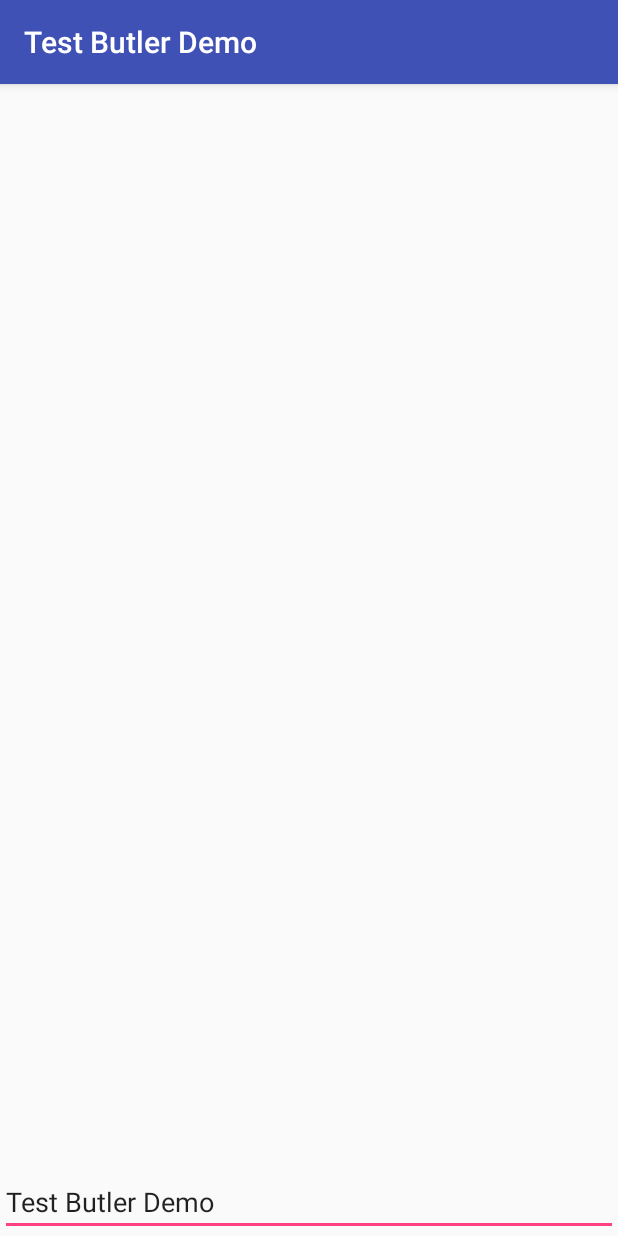
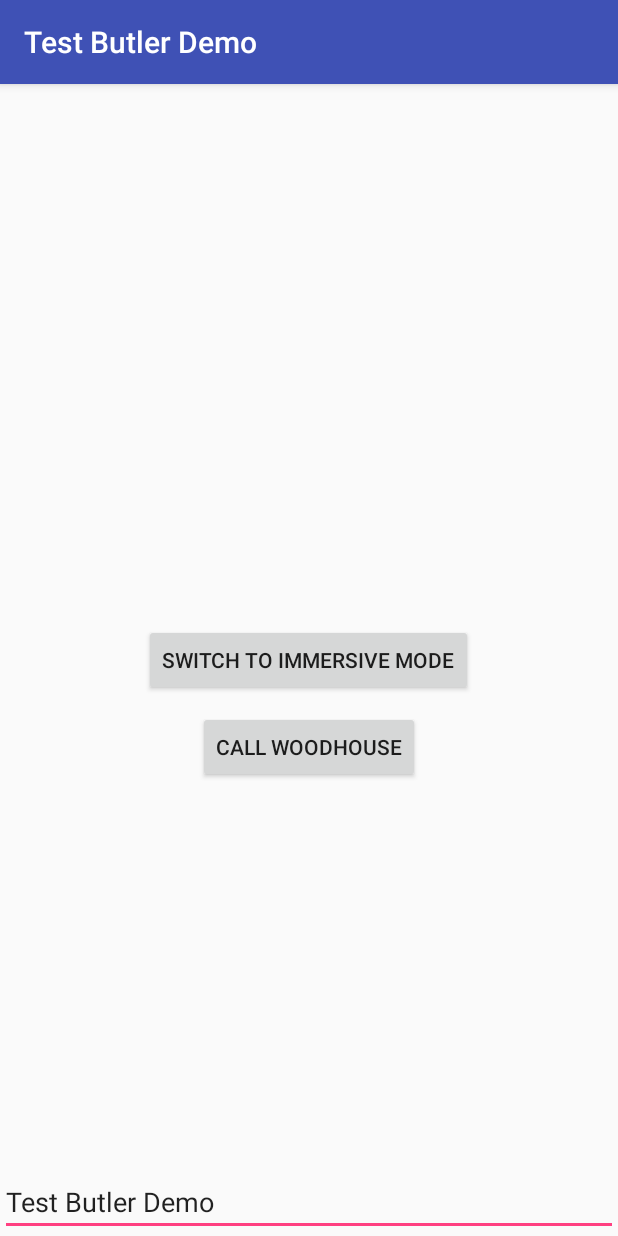
Before and after one commit to linkedin/test-butler, an Android app: the screen it shows after launch (MainActivity), on a phone screen of 412 x 824 dp. Run offline under Robolectric (Android 15) with nearby library versions, the phone set to English and light mode, and no system bars.

Commit message:
Implemented new API to control immersive mode confirmation (#59)
* Implemented new API to control immersive mode confirmation, which is displayed first time an activity switches to immersive mode.

* Restoring immersive mode confirmation setting non-destructively. Also, few minor cleanups.

* Updated CHANGELOG.md

```diff
--- a/test-butler-demo/src/main/java/com/linkedin/android/testbutler/demo/MainActivity.java
+++ b/test-butler-demo/src/main/java/com/linkedin/android/testbutler/demo/MainActivity.java
@@ -15,8 +15,11 @@
  */
 package com.linkedin.android.testbutler.demo;
 
+import android.os.Build;
 import android.os.Bundle;
 import android.support.v7.app.AppCompatActivity;
+import android.view.View;
+import android.widget.Button;
 
 public class MainActivity extends AppCompatActivity {
 
@@ -24,5 +27,36 @@ public class MainActivity extends AppCompatActivity {
     protected void onCreate(Bundle savedInstanceState) {
         super.onCreate(savedInstanceState);
         setContentView(R.layout.activity_main);
+
+        initUi();
     }
+
+    private void initUi() {
+        Button buttonStartImmersive = (Button) findViewById(R.id.button_switch_to_immersive_mode);
+        buttonStartImmersive.setOnClickListener(new View.OnClickListener() {
+            @Override
+            public void onClick(View v) {
+                int uiOptions = getWindow().getDecorView().getSystemUiVisibility();
+                uiOptions |= View.SYSTEM_UI_FLAG_LOW_PROFILE;
+                uiOptions |= View.SYSTEM_UI_FLAG_HIDE_NAVIGATION;
+
+                if (Build.VERSION.SDK_INT >= Build.VERSION_CODES.KITKAT) {
+                    uiOptions |= View.SYSTEM_UI_FLAG_FULLSCREEN;
+                    uiOptions |= View.SYSTEM_UI_FLAG_IMMERSIVE;
+                }
+
+                getWindow().getDecorView().setSystemUiVisibility(uiOptions);
+            }
+        });
+
+        Button buttonCallButler = (Button) findViewById(R.id.button_call_butler);
+        buttonCallButler.setOnClickListener(new View.OnClickListener() {
+            @Override
+            public void onClick(View v) {
+                View butlerResponseView = findViewById(R.id.text_butler_response);
+                butlerResponseView.setVisibility(View.VISIBLE);
+            }
+        });
+    }
+
 }
--- a/test-butler-demo/src/main/res/layout/activity_main.xml
+++ b/test-butler-demo/src/main/res/layout/activity_main.xml
@@ -22,6 +22,31 @@
     android:layout_height="match_parent"
     tools:context="com.linkedin.android.testbutler.demo.MainActivity">
 
+    <Button
+        android:layout_width="wrap_content"
+        android:layout_height="wrap_content"
+        android:text="@string/button_switch_to_immersive_mode"
+        android:layout_centerInParent="true"
+        android:id="@+id/button_switch_to_immersive_mode"/>
+
+    <Button
+        android:layout_width="wrap_content"
+        android:layout_height="wrap_content"
+        android:text="@string/button_call_woodhouse"
+        android:layout_below="@id/button_switch_to_immersive_mode"
+        android:layout_centerHorizontal="true"
+        android:layout_margin="10dp"
+        android:id="@+id/button_call_butler"/>
+
+    <TextView
+        android:layout_width="match_parent"
+        android:layout_height="wrap_content"
+        android:text="@string/fetch_the_rug"
+        android:layout_below="@id/button_call_butler"
+        android:gravity="center"
+        android:visibility="gone"
+        android:id="@+id/text_butler_response"/>
+
     <EditText
         android:layout_width="match_parent"
         android:layout_height="wrap_content"
--- a/test-butler-demo/src/main/res/values/strings.xml
+++ b/test-butler-demo/src/main/res/values/strings.xml
@@ -15,4 +15,7 @@
 -->
 <resources>
     <string name="app_name">Test Butler Demo</string>
+    <string name="button_switch_to_immersive_mode">Switch to Immersive Mode</string>
+    <string name="button_call_woodhouse">Call Woodhouse</string>
+    <string name="fetch_the_rug">Sir, I have fetched the rug.</string>
 </resources>
```
Also changed, not shown: test-butler-app/src/main/java/com/linkedin/android/testbutler/ButlerService.java (+11 -0 lines), test-butler-app/src/main/java/com/linkedin/android/testbutler/ImmersiveModeConfirmationDisabler.java (added, +68 -0 lines), test-butler-library/src/main/java/com/linkedin/android/testbutler/TestButler.java (+15 -0 lines), test-butler-app/src/main/aidl/com/linkedin/android/testbutler/ButlerApi.aidl, test-butler-library/src/main/aidl/com/linkedin/android/testbutler/ButlerApi.aidl, 2 other files.
